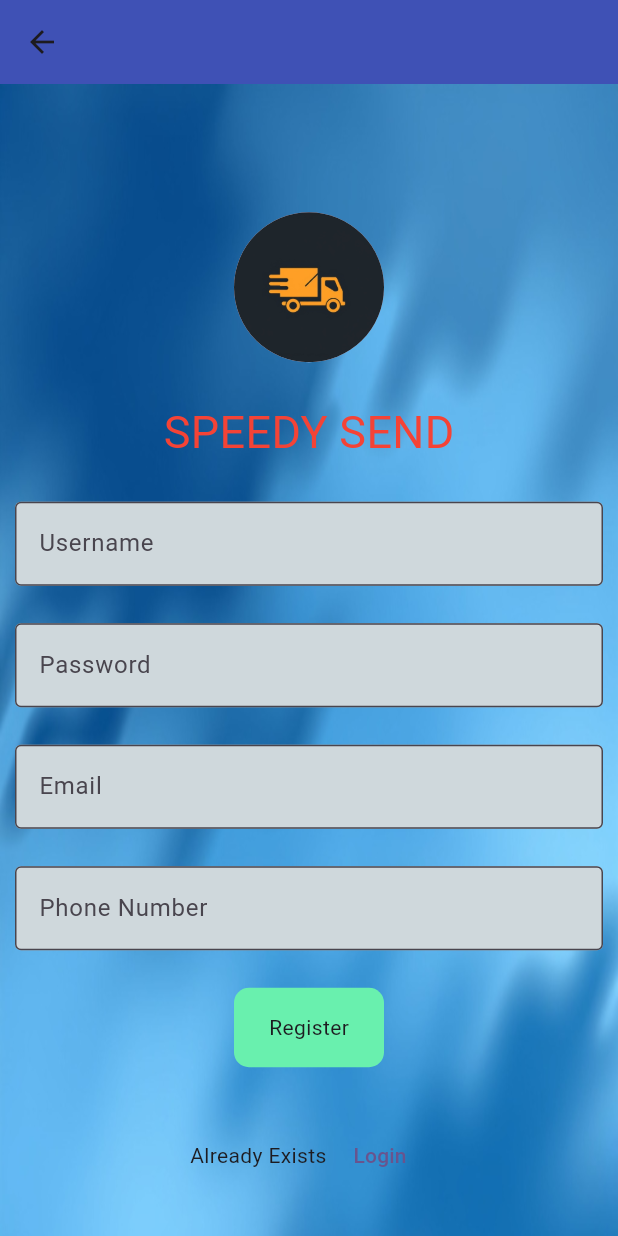
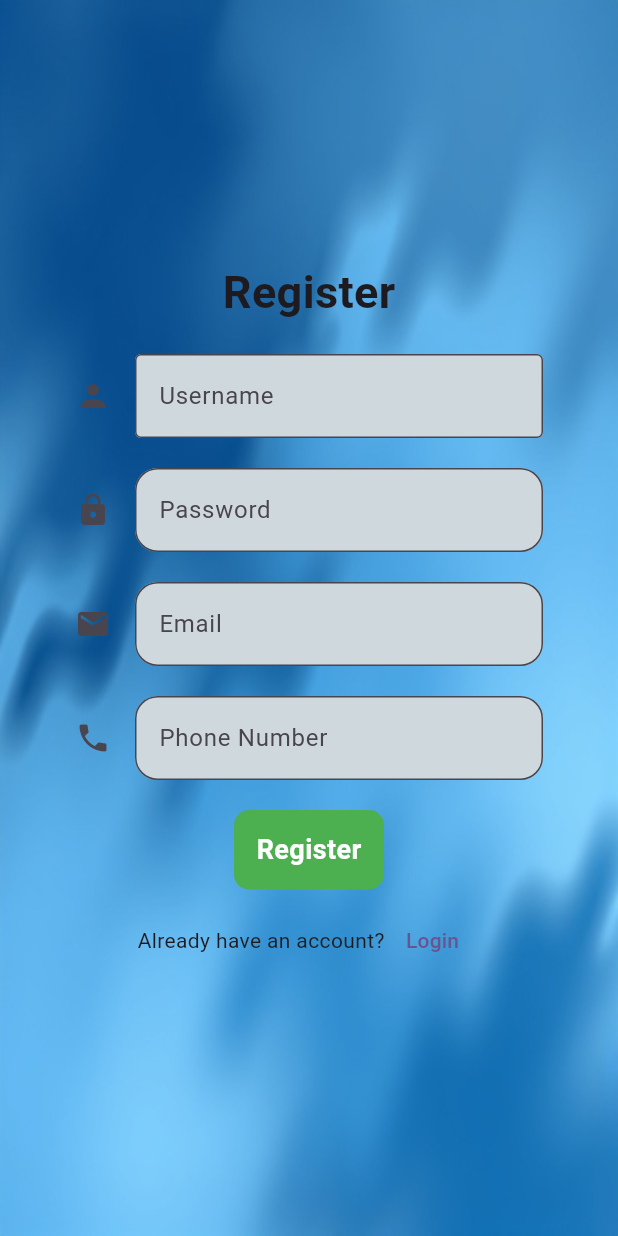
Before and after one commit to Sanijith/speed-send, a Flutter app: the Register_Page screen opened directly, on a phone screen of 412 x 824 dp. Run offline on Flutter 3.47's test engine with Material 3 defaults, Android fonts, the phone set to English and light mode, and no system bars; our stand-ins replace animated_text_kit, cloud_firestore, curved_navigation_bar, firebase_core, google_fonts, shared_preferences; accounts and stored records are empty; Roboto replaces fonts that are missing (Aclonica, Ubuntu).

Commit message:
first commit

```diff
--- a/lib/register_page.dart
+++ b/lib/register_page.dart
@@ -11,7 +11,6 @@ class Register_Page extends StatefulWidget {
 }
 
 class _Register_PageState extends State<Register_Page> {
-
   final formKey=GlobalKey<FormState>();
   var name = TextEditingController();
   var password = TextEditingController();
@@ -19,17 +18,15 @@ class _Register_PageState extends State<Register_Page> {
   var phone = TextEditingController();
 
   Future<dynamic> reg() async {
-    await FirebaseFirestore.instance.collection("Driver Register").add({
+    await FirebaseFirestore.instance.collection("UserRegister").add({
       "Username": name.text,
       "Password": password.text,
       "Email": email.text,
       "Phone Number": phone.text,
-      "Path":"https://media.istockphoto.com/id/1300845620/vector/user-icon-flat-isolated-on-white-background-user-symbol-vector-illustration.jpg?s=612x612&w=0&k=20&c=yBeyba0hUkh14_jgv1OKqIH0CCSWU_4ckRkAoy2p73o=",
      });
     print("done");
     Navigator.pushReplacement(context, MaterialPageRoute(builder: (context)=>Login_Page()));
   }
-
 
   @override
   Widget build(BuildContext context) {
@@ -37,27 +34,23 @@ class _Register_PageState extends State<Register_Page> {
       child: Form(
         key: formKey,
         child: Scaffold(
-          appBar: AppBar(
-            backgroundColor: Colors. indigo,
-          ),
           body: SingleChildScrollView(
+            physics: NeverScrollableScrollPhysics(),
             child: Container(
               height: MediaQuery.of(context).size.height * 1,
-              decoration: BoxDecoration(
-                image: DecorationImage(image: AssetImage('images/bg.jpg'),fit: BoxFit.fill)
-              ),
-              child: Padding(
-                padding: const EdgeInsets.all(10.0),
+              decoration: const BoxDecoration(
+                  image: DecorationImage(
+                      image: AssetImage('images/bg.jpg'),
+                      fit: BoxFit.fill)),
+              padding: const EdgeInsets.all(50),
               child: Column(
-                  spacing: 25,
                 mainAxisAlignment: MainAxisAlignment.center,
                 children: [
-                    CircleAvatar(
-                      radius: 50,
-                      backgroundImage: AssetImage('images/logo.jpg'),
+                  const Text(
+                    'Register',
+                    style: TextStyle(fontSize: 30, fontWeight: FontWeight.bold),
                   ),
-                    Text('SPEEDY SEND',
-                        style: GoogleFonts.aclonica(fontSize: 30, color: Colors.red)),
+                  SizedBox(height: 20),
                   TextFormField(
                     controller: name,
                     validator: (value){
@@ -65,28 +58,36 @@ class _Register_PageState extends State<Register_Page> {
                         return "Empty Name!";
                       }
                     },
-                      decoration: InputDecoration(
+                    keyboardType: TextInputType.name,
+                    decoration:  InputDecoration(
                       filled: true,
                       fillColor: Colors.blueGrey.shade100,
-                        border: OutlineInputBorder(
-                        ),
+                      border: OutlineInputBorder(),
+                      icon: Icon(Icons.person),
                       hintText: "Username",
                     ),
                   ),
+                  SizedBox(height: 20),
                   TextFormField(
+                    obscureText: true,
                     controller: password,
                     validator: (value){
                       if(value!.isEmpty){
                         return "Empty Password!";
                       }
                     },
+                    keyboardType: TextInputType.name,
                     decoration: InputDecoration(
                       filled: true,
                       fillColor: Colors.blueGrey.shade100,
-                        border: OutlineInputBorder(),
+                      border: OutlineInputBorder(
+                        borderRadius: BorderRadius.circular(15),
+                      ),
+                      icon: const Icon(Icons.lock),
                       hintText: "Password",
                     ),
                   ),
+                  SizedBox(height: 20),
                   TextFormField(
                     controller: email,
                     validator: (value){
@@ -94,13 +95,18 @@ class _Register_PageState extends State<Register_Page> {
                         return "Empty Email!";
                       }
                     },
+                    keyboardType: TextInputType.emailAddress,
                     decoration: InputDecoration(
                       filled: true,
                       fillColor: Colors.blueGrey.shade100,
-                        border: OutlineInputBorder(),
+                      border: OutlineInputBorder(
+                        borderRadius: BorderRadius.circular(15),
+                      ),
+                      icon: const Icon(Icons.email),
                       hintText: "Email",
                     ),
                   ),
+                  SizedBox(height: 20),
                   TextFormField(
                     controller: phone,
                     validator: (value) {
@@ -109,14 +115,20 @@ class _Register_PageState extends State<Register_Page> {
                       } else if (value.length != 10 || !RegExp(r'^[0-9]+$').hasMatch(value)) {
                         return "Invalid Phone Number";
                       }
-                        return null;
+                      return null; // Valid input
                     },
                     keyboardType: TextInputType.phone,
                     decoration: InputDecoration(
                       filled: true,
                       fillColor: Colors.blueGrey.shade100,
-                          border: OutlineInputBorder(), hintText: "Phone Number"),
+                      border: OutlineInputBorder(
+                        borderRadius: BorderRadius.circular(15),
                       ),
+                      icon: const Icon(Icons.phone),
+                      hintText: "Phone Number",
+                    ),
+                  ),
+                  SizedBox(height: 20),
                   InkWell(
                       onTap: () {
                         if(formKey.currentState!.validate()){
@@ -130,22 +142,30 @@ class _Register_PageState extends State<Register_Page> {
                             width: 100,
                             decoration: BoxDecoration(
                                 borderRadius: BorderRadius.circular(10),
-                                  color: Colors.greenAccent),
+                                color: Colors.green),
                             child: Center(
-                                child: Text('Register'),
+                              child: Text('Register',
+                                  style: GoogleFonts.ubuntu(
+                                      fontSize: 18,
+                                      fontWeight: FontWeight.bold,
+                                      color: Colors.white)),
                             )),
                       )),
                   Row(
                     mainAxisAlignment: MainAxisAlignment.center,
                     children: [
-                        Text("Already Exists "),
-                        TextButton(onPressed: () {
-                          Navigator.push(context, MaterialPageRoute(builder: (context) => Login_Page(),));
-                        }, child: Text("Login"))
-                      ],
-                    )
+                      const Text('Already have an account?'),
+                      TextButton(
+                          onPressed: () {
+                            Navigator.push(
+                                context,
+                                MaterialPageRoute(
+                                    builder: (context) => const Login_Page()));
+                          },
+                          child: const Text('Login')),
                     ],
                   ),
+                ],
               ),
             ),
           ),
```
Lines whose indentation alone changed are shown as unchanged.
